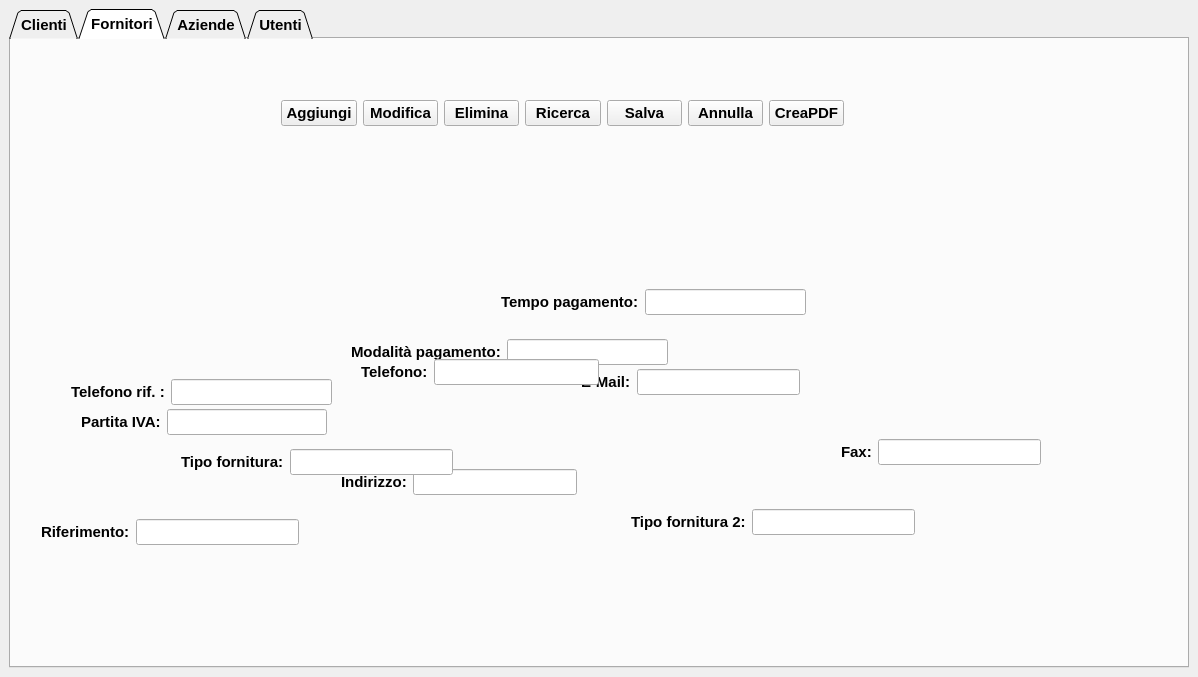
Qt form ui/anagrafiche_window.ui (Raccispini/Progetto-Hotel) before a commit.
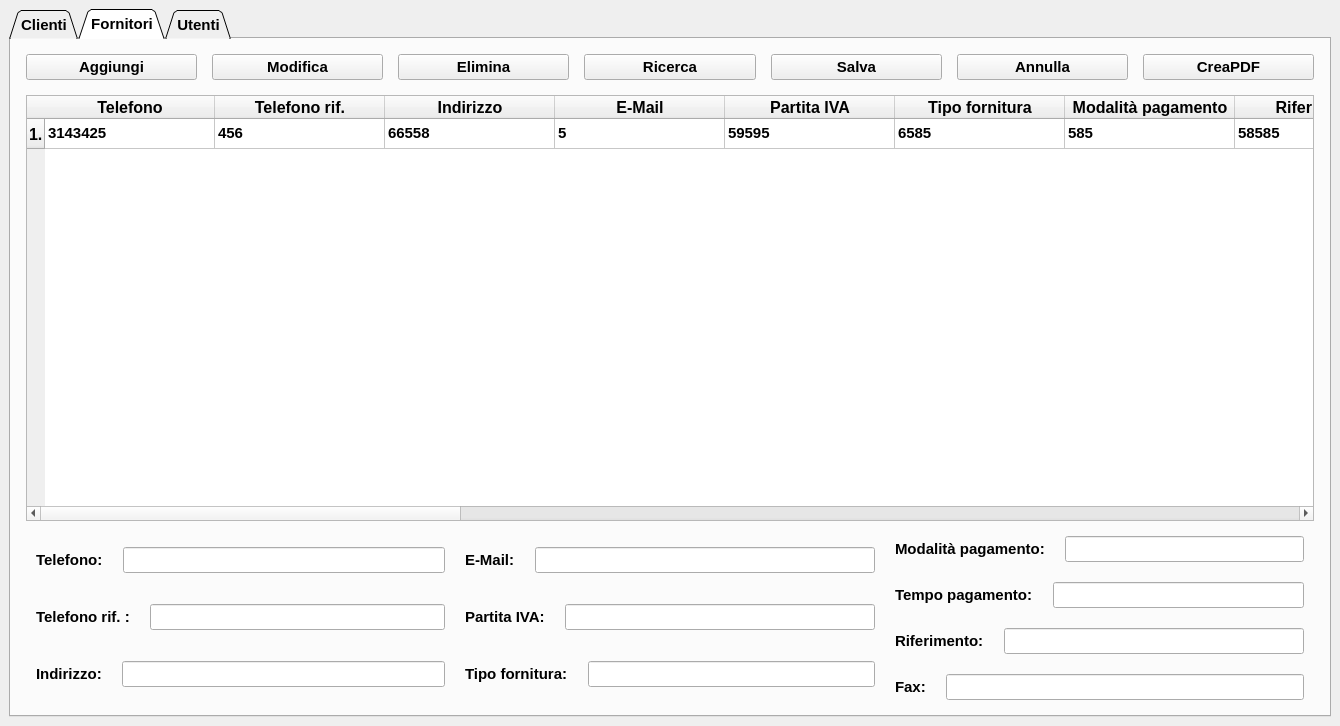
The same form after that commit. The open tabs and pages were chosen to show the change. Icons and pictures are not drawn.

```diff
--- a/ui/anagrafiche_window.ui
+++ b/ui/anagrafiche_window.ui
@@ -6,8 +6,8 @@
    <rect>
     <x>0</x>
     <y>0</y>
-    <width>1198</width>
-    <height>677</height>
+    <width>1340</width>
+    <height>726</height>
    </rect>
   </property>
   <property name="windowTitle">
@@ -1425,347 +1425,569 @@
        <attribute name="title">
         <string>Fornitori</string>
        </attribute>
-       <widget class="QWidget" name="layoutWidget">
-        <property name="geometry">
-         <rect>
-          <x>270</x>
-          <y>60</y>
-          <width>563</width>
-          <height>28</height>
-         </rect>
+       <layout class="QGridLayout" name="gridLayout_2">
+        <property name="leftMargin">
+         <number>15</number>
         </property>
-        <layout class="QHBoxLayout" name="horizontalLayout_3">
-         <item>
-          <widget class="QPushButton" name="PB_add_Fornitore">
-           <property name="cursor">
-            <cursorShape>PointingHandCursor</cursorShape>
-           </property>
+        <property name="topMargin">
+         <number>15</number>
+        </property>
+        <property name="rightMargin">
+         <number>15</number>
+        </property>
+        <property name="bottomMargin">
+         <number>15</number>
+        </property>
+        <property name="verticalSpacing">
+         <number>15</number>
+        </property>
+        <item row="0" column="0">
+         <layout class="QHBoxLayout" name="horizontalLayout_3">
+          <property name="spacing">
+           <number>15</number>
+          </property>
+          <item>
+           <widget class="QPushButton" name="PB_add_Fornitore">
+            <property name="cursor">
+             <cursorShape>PointingHandCursor</cursorShape>
+            </property>
+            <property name="text">
+             <string>Aggiungi</string>
+            </property>
+           </widget>
+          </item>
+          <item>
+           <widget class="QPushButton" name="PB_modifica_Fornitore">
+            <property name="cursor">
+             <cursorShape>PointingHandCursor</cursorShape>
+            </property>
+            <property name="text">
+             <string>Modifica</string>
+            </property>
+           </widget>
+          </item>
+          <item>
+           <widget class="QPushButton" name="PB_Elimina_Fornitore">
+            <property name="cursor">
+             <cursorShape>PointingHandCursor</cursorShape>
+            </property>
+            <property name="text">
+             <string>Elimina</string>
+            </property>
+           </widget>
+          </item>
+          <item>
+           <widget class="QPushButton" name="PB_ricerca_Fornitore">
+            <property name="cursor">
+             <cursorShape>PointingHandCursor</cursorShape>
+            </property>
+            <property name="text">
+             <string>Ricerca</string>
+            </property>
+           </widget>
+          </item>
+          <item>
+           <widget class="QPushButton" name="PB_salva_Fornitore">
+            <property name="enabled">
+             <bool>true</bool>
+            </property>
+            <property name="cursor">
+             <cursorShape>PointingHandCursor</cursorShape>
+            </property>
+            <property name="text">
+             <string>Salva</string>
+            </property>
+           </widget>
+          </item>
+          <item>
+           <widget class="QPushButton" name="PB_AnnullaMod_Fornitore">
+            <property name="enabled">
+             <bool>true</bool>
+            </property>
+            <property name="cursor">
+             <cursorShape>PointingHandCursor</cursorShape>
+            </property>
+            <property name="text">
+             <string>Annulla</string>
+            </property>
+            <property name="default">
+             <bool>false</bool>
+            </property>
+            <property name="flat">
+             <bool>false</bool>
+            </property>
+           </widget>
+          </item>
+          <item>
+           <widget class="QPushButton" name="PB_CreaPDF_Fornitore">
+            <property name="cursor">
+             <cursorShape>PointingHandCursor</cursorShape>
+            </property>
+            <property name="text">
+             <string>CreaPDF</string>
+            </property>
+           </widget>
+          </item>
+         </layout>
+        </item>
+        <item row="2" column="0">
+         <layout class="QHBoxLayout" name="horizontalLayout_13">
+          <property name="spacing">
+           <number>20</number>
+          </property>
+          <property name="leftMargin">
+           <number>10</number>
+          </property>
+          <property name="rightMargin">
+           <number>10</number>
+          </property>
+          <item>
+           <layout class="QVBoxLayout" name="verticalLayout">
+            <item>
+             <layout class="QHBoxLayout" name="horizontalLayout_14">
+              <item>
+               <widget class="QLabel" name="label_28">
+                <property name="text">
+                 <string>Telefono:</string>
+                </property>
+               </widget>
+              </item>
+              <item>
+               <widget class="QLineEdit" name="lE_Telefono_Fornitori">
+                <property name="font">
+                 <font>
+                  <pointsize>11</pointsize>
+                  <weight>50</weight>
+                  <bold>false</bold>
+                 </font>
+                </property>
+               </widget>
+              </item>
+             </layout>
+            </item>
+            <item>
+             <layout class="QHBoxLayout" name="horizontalLayout_4">
+              <item>
+               <widget class="QLabel" name="label_25">
+                <property name="text">
+                 <string>Telefono rif. :</string>
+                </property>
+               </widget>
+              </item>
+              <item>
+               <widget class="QLineEdit" name="lineEdit">
+                <property name="font">
+                 <font>
+                  <pointsize>11</pointsize>
+                  <weight>50</weight>
+                  <bold>false</bold>
+                 </font>
+                </property>
+               </widget>
+              </item>
+             </layout>
+            </item>
+            <item>
+             <layout class="QHBoxLayout" name="horizontalLayout_10">
+              <item>
+               <widget class="QLabel" name="label_26">
+                <property name="text">
+                 <string>Indirizzo:</string>
+                </property>
+               </widget>
+              </item>
+              <item>
+               <widget class="QLineEdit" name="lineEdit_11">
+                <property name="font">
+                 <font>
+                  <pointsize>11</pointsize>
+                  <weight>50</weight>
+                  <bold>false</bold>
+                 </font>
+                </property>
+               </widget>
+              </item>
+             </layout>
+            </item>
+           </layout>
+          </item>
+          <item>
+           <layout class="QVBoxLayout" name="verticalLayout_3">
+            <item>
+             <layout class="QHBoxLayout" name="horizontalLayout_9">
+              <item>
+               <widget class="QLabel" name="label_31">
+                <property name="text">
+                 <string>E-Mail:</string>
+                </property>
+               </widget>
+              </item>
+              <item>
+               <widget class="QLineEdit" name="lineEdit_6">
+                <property name="font">
+                 <font>
+                  <pointsize>11</pointsize>
+                  <weight>50</weight>
+                  <bold>false</bold>
+                 </font>
+                </property>
+               </widget>
+              </item>
+             </layout>
+            </item>
+            <item>
+             <layout class="QHBoxLayout" name="horizontalLayout_5">
+              <item>
+               <widget class="QLabel" name="label_24">
+                <property name="text">
+                 <string>Partita IVA:</string>
+                </property>
+               </widget>
+              </item>
+              <item>
+               <widget class="QLineEdit" name="lineEdit_3">
+                <property name="font">
+                 <font>
+                  <pointsize>11</pointsize>
+                  <weight>50</weight>
+                  <bold>false</bold>
+                 </font>
+                </property>
+               </widget>
+              </item>
+             </layout>
+            </item>
+            <item>
+             <layout class="QHBoxLayout" name="horizontalLayout_12">
+              <item>
+               <widget class="QLabel" name="label_27">
+                <property name="text">
+                 <string>Tipo fornitura:</string>
+                </property>
+               </widget>
+              </item>
+              <item>
+               <widget class="QLineEdit" name="lineEdit_2">
+                <property name="font">
+                 <font>
+                  <pointsize>11</pointsize>
+                  <weight>50</weight>
+                  <bold>false</bold>
+                 </font>
+                </property>
+               </widget>
+              </item>
+             </layout>
+            </item>
+           </layout>
+          </item>
+          <item>
+           <layout class="QVBoxLayout" name="verticalLayout_4">
+            <item>
+             <layout class="QHBoxLayout" name="horizontalLayout_8">
+              <item>
+               <widget class="QLabel" name="label_23">
+                <property name="text">
+                 <string>Modalità pagamento:</string>
+                </property>
+               </widget>
+              </item>
+              <item>
+               <widget class="QLineEdit" name="lineEdit_4">
+                <property name="font">
+                 <font>
+                  <pointsize>11</pointsize>
+                  <weight>50</weight>
+                  <bold>false</bold>
+                 </font>
+                </property>
+               </widget>
+              </item>
+             </layout>
+            </item>
+            <item>
+             <layout class="QHBoxLayout" name="horizontalLayout_6">
+              <item>
+               <widget class="QLabel" name="label_32">
+                <property name="text">
+                 <string>Tempo pagamento:</string>
+                </property>
+               </widget>
+              </item>
+              <item>
+               <widget class="QLineEdit" name="lineEdit_5">
+                <property name="font">
+                 <font>
+                  <pointsize>11</pointsize>
+                  <weight>50</weight>
+                  <bold>false</bold>
+                 </font>
+                </property>
+               </widget>
+              </item>
+             </layout>
+            </item>
+            <item>
+             <layout class="QHBoxLayout" name="horizontalLayout_11">
+              <item>
+               <widget class="QLabel" name="label_19">
+                <property name="text">
+                 <string>Riferimento:</string>
+                </property>
+               </widget>
+              </item>
+              <item>
+               <widget class="QLineEdit" name="lineEdit_10">
+                <property name="font">
+                 <font>
+                  <pointsize>11</pointsize>
+                  <weight>50</weight>
+                  <bold>false</bold>
+                 </font>
+                </property>
+               </widget>
+              </item>
+             </layout>
+            </item>
+            <item>
+             <layout class="QHBoxLayout" name="horizontalLayout_15">
+              <item>
+               <widget class="QLabel" name="label_29">
+                <property name="text">
+                 <string>Fax:</string>
+                </property>
+               </widget>
+              </item>
+              <item>
+               <widget class="QLineEdit" name="lineEdit_7">
+                <property name="font">
+                 <font>
+                  <pointsize>11</pointsize>
+                  <weight>50</weight>
+                  <bold>false</bold>
+                 </font>
+                </property>
+               </widget>
+              </item>
+             </layout>
+            </item>
+           </layout>
+          </item>
+         </layout>
+        </item>
+        <item row="1" column="0">
+         <widget class="QTableWidget" name="tableWidget_Fornitori">
+          <property name="sizePolicy">
+           <sizepolicy hsizetype="Preferred" vsizetype="Expanding">
+            <horstretch>0</horstretch>
+            <verstretch>0</verstretch>
+           </sizepolicy>
+          </property>
+          <property name="frameShape">
+           <enum>QFrame::StyledPanel</enum>
+          </property>
+          <property name="frameShadow">
+           <enum>QFrame::Plain</enum>
+          </property>
+          <property name="sizeAdjustPolicy">
+           <enum>QAbstractScrollArea::AdjustToContents</enum>
+          </property>
+          <property name="editTriggers">
+           <set>QAbstractItemView::NoEditTriggers</set>
+          </property>
+          <property name="selectionMode">
+           <enum>QAbstractItemView::SingleSelection</enum>
+          </property>
+          <property name="selectionBehavior">
+           <enum>QAbstractItemView::SelectRows</enum>
+          </property>
+          <attribute name="horizontalHeaderDefaultSectionSize">
+           <number>170</number>
+          </attribute>
+          <attribute name="horizontalHeaderShowSortIndicator" stdset="0">
+           <bool>false</bool>
+          </attribute>
+          <attribute name="horizontalHeaderStretchLastSection">
+           <bool>true</bool>
+          </attribute>
+          <row>
            <property name="text">
-            <string>Aggiungi</string>
+            <string>1.</string>
            </property>
-          </widget>
-         </item>
-         <item>
-          <widget class="QPushButton" name="PB_modifica_Fornitore">
-           <property name="cursor">
-            <cursorShape>PointingHandCursor</cursorShape>
+           <property name="font">
+            <font>
+             <family>Arial</family>
+             <pointsize>12</pointsize>
+             <weight>75</weight>
+             <bold>true</bold>
+            </font>
            </property>
+          </row>
+          <column>
            <property name="text">
-            <string>Modifica</string>
+            <string>Telefono</string>
            </property>
-          </widget>
-         </item>
-         <item>
-          <widget class="QPushButton" name="PB_Elimina_Fornitore">
-           <property name="cursor">
-            <cursorShape>PointingHandCursor</cursorShape>
+           <property name="font">
+            <font>
+             <family>Arial</family>
+             <pointsize>12</pointsize>
+             <weight>75</weight>
+             <bold>true</bold>
+            </font>
            </property>
+          </column>
+          <column>
            <property name="text">
-            <string>Elimina</string>
+            <string>Telefono rif.</string>
            </property>
-          </widget>
-         </item>
-         <item>
-          <widget class="QPushButton" name="PB_ricerca_Fornitore">
-           <property name="cursor">
-            <cursorShape>PointingHandCursor</cursorShape>
+           <property name="font">
+            <font>
+             <family>Arial</family>
+             <pointsize>12</pointsize>
+             <weight>75</weight>
+             <bold>true</bold>
+            </font>
            </property>
+          </column>
+          <column>
            <property name="text">
-            <string>Ricerca</string>
+            <string>Indirizzo</string>
            </property>
-          </widget>
-         </item>
-         <item>
-          <widget class="QPushButton" name="PB_salva_Fornitore">
-           <property name="enabled">
-            <bool>true</bool>
+           <property name="font">
+            <font>
+             <family>Arial</family>
+             <pointsize>12</pointsize>
+             <weight>75</weight>
+             <bold>true</bold>
+            </font>
            </property>
-           <property name="cursor">
-            <cursorShape>PointingHandCursor</cursorShape>
-           </property>
+          </column>
+          <column>
            <property name="text">
-            <string>Salva</string>
+            <string>E-Mail</string>
            </property>
-          </widget>
-         </item>
-         <item>
-          <widget class="QPushButton" name="PB_AnnullaMod_Fornitore">
-           <property name="enabled">
-            <bool>true</bool>
+           <property name="font">
+            <font>
+             <family>Arial</family>
+             <pointsize>12</pointsize>
+             <weight>75</weight>
+             <bold>true</bold>
+            </font>
            </property>
-           <property name="cursor">
-            <cursorShape>PointingHandCursor</cursorShape>
-           </property>
+          </column>
+          <column>
            <property name="text">
-            <string>Annulla</string>
+            <string>Partita IVA</string>
            </property>
-           <property name="default">
-            <bool>false</bool>
+           <property name="font">
+            <font>
+             <family>Arial</family>
+             <pointsize>12</pointsize>
+             <weight>75</weight>
+             <bold>true</bold>
+            </font>
            </property>
-           <property name="flat">
-            <bool>false</bool>
+          </column>
+          <column>
+           <property name="text">
+            <string>Tipo fornitura</string>
            </property>
-          </widget>
-         </item>
-         <item>
-          <widget class="QPushButton" name="PB_CreaPDF_Fornitore">
-           <property name="cursor">
-            <cursorShape>PointingHandCursor</cursorShape>
+           <property name="font">
+            <font>
+             <family>Arial</family>
+             <pointsize>12</pointsize>
+             <weight>75</weight>
+             <bold>true</bold>
+            </font>
            </property>
+          </column>
+          <column>
            <property name="text">
-            <string>CreaPDF</string>
+            <string>Modalità pagamento</string>
            </property>
-          </widget>
-         </item>
-        </layout>
-       </widget>
-       <widget class="QWidget" name="">
-        <property name="geometry">
-         <rect>
-          <x>60</x>
-          <y>340</y>
-          <width>261</width>
-          <height>26</height>
-         </rect>
-        </property>
-        <layout class="QHBoxLayout" name="horizontalLayout_4">
-         <item>
-          <widget class="QLabel" name="label_25">
+           <property name="font">
+            <font>
+             <family>Arial</family>
+             <pointsize>12</pointsize>
+             <weight>75</weight>
+             <bold>true</bold>
+            </font>
+           </property>
+          </column>
+          <column>
            <property name="text">
-            <string>Telefono rif. :</string>
+            <string>Riferimento</string>
            </property>
-          </widget>
-         </item>
-         <item>
-          <widget class="QLineEdit" name="lineEdit"/>
-         </item>
-        </layout>
-       </widget>
-       <widget class="QWidget" name="">
-        <property name="geometry">
-         <rect>
-          <x>70</x>
-          <y>370</y>
-          <width>246</width>
-          <height>26</height>
-         </rect>
-        </property>
-        <layout class="QHBoxLayout" name="horizontalLayout_5">
-         <item>
-          <widget class="QLabel" name="label_24">
+           <property name="font">
+            <font>
+             <family>Arial</family>
+             <pointsize>12</pointsize>
+             <weight>75</weight>
+             <bold>true</bold>
+            </font>
+           </property>
+          </column>
+          <column>
            <property name="text">
-            <string>Partita IVA:</string>
+            <string>Fax</string>
            </property>
-          </widget>
-         </item>
-         <item>
-          <widget class="QLineEdit" name="lineEdit_3"/>
-         </item>
-        </layout>
-       </widget>
-       <widget class="QWidget" name="">
-        <property name="geometry">
-         <rect>
-          <x>490</x>
-          <y>250</y>
-          <width>305</width>
-          <height>26</height>
-         </rect>
-        </property>
-        <layout class="QHBoxLayout" name="horizontalLayout_6">
-         <item>
-          <widget class="QLabel" name="label_32">
+           <property name="font">
+            <font>
+             <family>Arial</family>
+             <pointsize>12</pointsize>
+             <weight>75</weight>
+             <bold>true</bold>
+            </font>
+           </property>
+          </column>
+          <item row="0" column="0">
            <property name="text">
-            <string>Tempo pagamento:</string>
+            <string>3143425</string>
            </property>
-          </widget>
-         </item>
-         <item>
-          <widget class="QLineEdit" name="lineEdit_5"/>
-         </item>
-        </layout>
-       </widget>
-       <widget class="QWidget" name="">
-        <property name="geometry">
-         <rect>
-          <x>340</x>
-          <y>300</y>
-          <width>317</width>
-          <height>26</height>
-         </rect>
-        </property>
-        <layout class="QHBoxLayout" name="horizontalLayout_8">
-         <item>
-          <widget class="QLabel" name="label_23">
+          </item>
+          <item row="0" column="1">
            <property name="text">
-            <string>Modalità pagamento:</string>
+            <string>456</string>
            </property>
-          </widget>
-         </item>
-         <item>
-          <widget class="QLineEdit" name="lineEdit_4"/>
-         </item>
-        </layout>
-       </widget>
-       <widget class="QWidget" name="">
-        <property name="geometry">
-         <rect>
-          <x>570</x>
-          <y>330</y>
-          <width>219</width>
-          <height>26</height>
-         </rect>
-        </property>
-        <layout class="QHBoxLayout" name="horizontalLayout_9">
-         <item>
-          <widget class="QLabel" name="label_31">
+          </item>
+          <item row="0" column="2">
            <property name="text">
-            <string>E-Mail:</string>
+            <string>66558</string>
            </property>
-          </widget>
-         </item>
-         <item>
-          <widget class="QLineEdit" name="lineEdit_6"/>
-         </item>
-        </layout>
-       </widget>
-       <widget class="QWidget" name="">
-        <property name="geometry">
-         <rect>
-          <x>330</x>
-          <y>430</y>
-          <width>236</width>
-          <height>26</height>
-         </rect>
-        </property>
-        <layout class="QHBoxLayout" name="horizontalLayout_10">
-         <item>
-          <widget class="QLabel" name="label_26">
+          </item>
+          <item row="0" column="3">
            <property name="text">
-            <string>Indirizzo:</string>
+            <string>5</string>
            </property>
-          </widget>
-         </item>
-         <item>
-          <widget class="QLineEdit" name="lineEdit_11"/>
-         </item>
-        </layout>
-       </widget>
-       <widget class="QWidget" name="">
-        <property name="geometry">
-         <rect>
-          <x>30</x>
-          <y>480</y>
-          <width>258</width>
-          <height>26</height>
-         </rect>
-        </property>
-        <layout class="QHBoxLayout" name="horizontalLayout_11">
-         <item>
-          <widget class="QLabel" name="label_19">
+          </item>
+          <item row="0" column="4">
            <property name="text">
-            <string>Riferimento:</string>
+            <string>59595</string>
            </property>
-          </widget>
-         </item>
-         <item>
-          <widget class="QLineEdit" name="lineEdit_10"/>
-         </item>
-        </layout>
-       </widget>
-       <widget class="QWidget" name="">
-        <property name="geometry">
-         <rect>
-          <x>170</x>
-          <y>410</y>
-          <width>272</width>
-          <height>26</height>
-         </rect>
-        </property>
-        <layout class="QHBoxLayout" name="horizontalLayout_12">
-         <item>
-          <widget class="QLabel" name="label_27">
+          </item>
+          <item row="0" column="5">
            <property name="text">
-            <string>Tipo fornitura:</string>
+            <string>6585</string>
            </property>
-          </widget>
-         </item>
-         <item>
-          <widget class="QLineEdit" name="lineEdit_2"/>
-         </item>
-        </layout>
-       </widget>
-       <widget class="QWidget" name="">
-        <property name="geometry">
-         <rect>
-          <x>620</x>
-          <y>470</y>
-          <width>284</width>
-          <height>26</height>
-         </rect>
-        </property>
-        <layout class="QHBoxLayout" name="horizontalLayout_13">
-         <item>
-          <widget class="QLabel" name="label_30">
+          </item>
+          <item row="0" column="6">
            <property name="text">
-            <string>Tipo fornitura 2:</string>
+            <string>585</string>
            </property>
-          </widget>
-         </item>
-         <item>
-          <widget class="QLineEdit" name="lineEdit_9"/>
-         </item>
-        </layout>
-       </widget>
-       <widget class="QWidget" name="">
-        <property name="geometry">
-         <rect>
-          <x>350</x>
-          <y>320</y>
-          <width>238</width>
-          <height>26</height>
-         </rect>
-        </property>
-        <layout class="QHBoxLayout" name="horizontalLayout_14">
-         <item>
-          <widget class="QLabel" name="label_28">
+          </item>
+          <item row="0" column="7">
            <property name="text">
-            <string>Telefono:</string>
+            <string>58585</string>
            </property>
-          </widget>
-         </item>
-         <item>
-          <widget class="QLineEdit" name="lineEdit_8"/>
-         </item>
-        </layout>
-       </widget>
-       <widget class="QWidget" name="">
-        <property name="geometry">
-         <rect>
-          <x>830</x>
-          <y>400</y>
-          <width>200</width>
-          <height>26</height>
-         </rect>
-        </property>
-        <layout class="QHBoxLayout" name="horizontalLayout_15">
-         <item>
-          <widget class="QLabel" name="label_29">
+          </item>
+          <item row="0" column="8">
            <property name="text">
-            <string>Fax:</string>
+            <string>r6ur6</string>
            </property>
-          </widget>
-         </item>
-         <item>
-          <widget class="QLineEdit" name="lineEdit_7"/>
-         </item>
-        </layout>
-       </widget>
-      </widget>
-      <widget class="QWidget" name="tab_Anag_Aziende">
-       <attribute name="title">
-        <string>Aziende</string>
-       </attribute>
+          </item>
+         </widget>
+        </item>
+       </layout>
       </widget>
       <widget class="QWidget" name="tab_Anag_Utenti">
        <attribute name="title">
```
Left out of the diff: 840 changed lines with no effect on the pictures.
